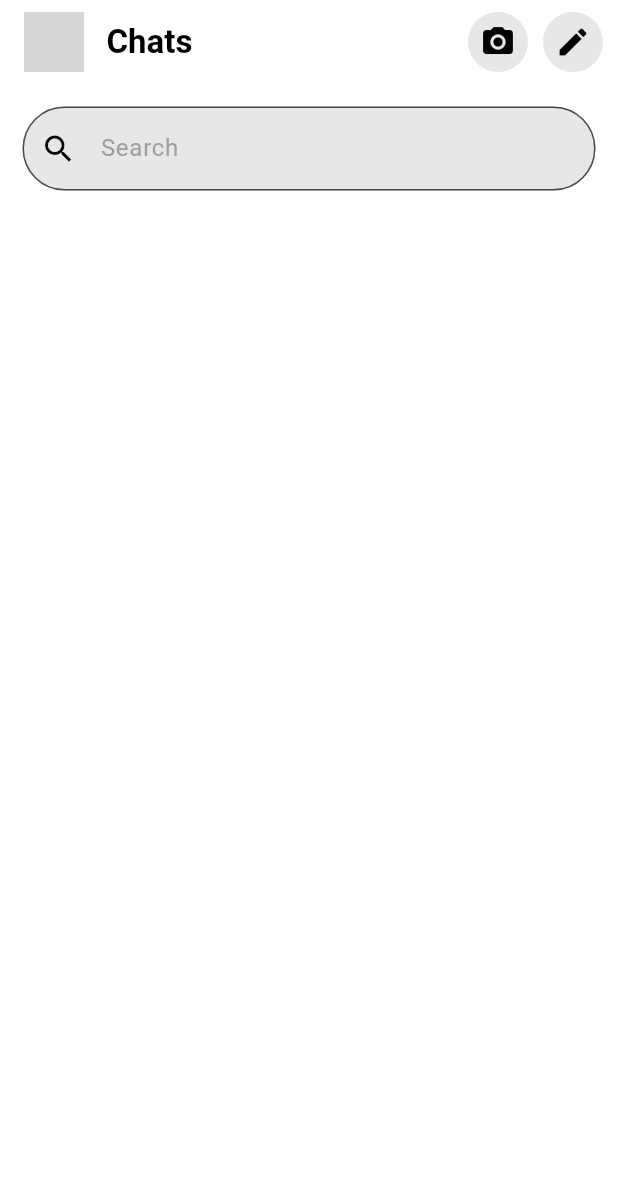
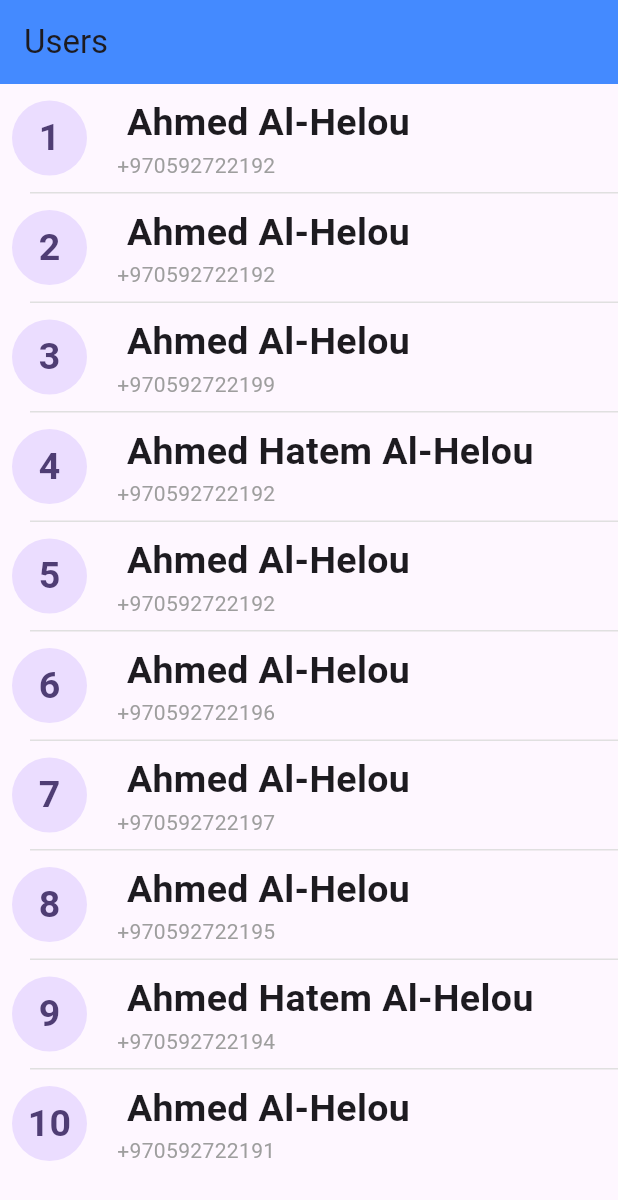
Before and after one commit to AhmedAlHelou5/messenger_design, a Flutter app: the screen it shows after launch, on a phone screen of 412 x 824 dp. Shown: the top 1200 px of the screen. Run offline on Flutter 3.47's test engine with Material 2 defaults, Android fonts, the phone set to English and light mode, and no system bars; grey boxes are pictures that could not be loaded.

Commit message:
user screen and model

```diff
--- a/lib/main.dart
+++ b/lib/main.dart
@@ -1,5 +1,6 @@
 import 'package:flutter/material.dart';
 import 'package:messenger_design/messenger_screen.dart';
+import 'package:messenger_design/users_screen.dart';
 
 void main() {
   runApp( MyApp());
@@ -13,25 +14,10 @@ class MyApp extends StatelessWidget {
     return MaterialApp(
       debugShowCheckedModeBanner: false,
       theme: ThemeData(
-        // This is the theme of your application.
-        //
-        // TRY THIS: Try running your application with "flutter run". You'll see
-        // the application has a blue toolbar. Then, without quitting the app,
-        // try changing the seedColor in the colorScheme below to Colors.green
-        // and then invoke "hot reload" (save your changes or press the "hot
-        // reload" button in a Flutter-supported IDE, or press "r" if you used
-        // the command line to start the app).
-        //
-        // Notice that the counter didn't reset back to zero; the application
-        // state is not lost during the reload. To reset the state, use hot
-        // restart instead.
-        //
-        // This works for code too, not just values: Most code changes can be
-        // tested with just a hot reload.
         colorScheme: ColorScheme.fromSeed(seedColor: Colors.deepPurple),
         useMaterial3: true,
       ),
-      home:  MessengerScreen(),
+      home:  UsersScreen(),
     );
   }
 }
--- /dev/null
+++ b/lib/model/user_model.dart
@@ -0,0 +1,8 @@
+ class UserModel{
+  final int? id;
+  final String? name;
+  final String? phone;
+
+  UserModel({ required this.id, required this.name,required this.phone});
+
+}
--- /dev/null
+++ b/lib/users_screen.dart
@@ -0,0 +1,75 @@
+import 'package:flutter/material.dart';
+
+import 'model/user_model.dart';
+
+class UsersScreen extends StatelessWidget {
+
+  List<UserModel> users =[
+    UserModel(id: 1, name: 'Ahmed Al-Helou', phone: '+970592722192'),
+    UserModel(id: 2, name: 'Ahmed Al-Helou', phone: '+970592722192'),
+    UserModel(id: 3, name: 'Ahmed Al-Helou', phone: '+970592722199'),
+    UserModel(id: 4, name: 'Ahmed Hatem Al-Helou', phone: '+970592722192'),
+    UserModel(id: 5, name: 'Ahmed Al-Helou', phone: '+970592722192'),
+    UserModel(id: 6, name: 'Ahmed Al-Helou', phone: '+970592722196'),
+    UserModel(id: 7, name: 'Ahmed Al-Helou', phone: '+970592722197'),
+    UserModel(id: 8, name: 'Ahmed Al-Helou', phone: '+970592722195'),
+    UserModel(id: 9, name: 'Ahmed Hatem Al-Helou', phone: '+970592722194'),
+    UserModel(id: 10, name: 'Ahmed Al-Helou', phone: '+970592722191'),
+  ];
+
+  @override
+  Widget build(BuildContext context) {
+    return Scaffold(
+      appBar: AppBar(
+        backgroundColor: Colors.blueAccent,
+        title: const Text('Users'),
+      ),
+      body: ListView.separated(
+          itemBuilder: (context,index)=>buildUserItem(users[index]),
+          separatorBuilder: (context,index)=>Padding(
+            padding: EdgeInsetsDirectional.only(start: 20),
+            child: Container(
+              width: double.infinity,
+              height: 1.0,
+              color: Colors.grey[300],
+            ),
+          ),
+          itemCount: users.length),
+    );
+  }
+
+  Widget buildUserItem(UserModel user)=> Padding(
+      padding: EdgeInsets.all(8.0),
+      child: Row(
+        children: [
+          CircleAvatar(
+            radius: 25,
+            child: Text(
+              '${user.id}',
+              style: TextStyle(fontSize: 25, fontWeight: FontWeight.bold),
+            ),
+          ),
+        const  SizedBox(
+            width: 20,
+          ),
+          Column(
+            mainAxisSize: MainAxisSize.min,
+            crossAxisAlignment: CrossAxisAlignment.start,
+            children: [
+              Text(
+               ' ${user.name}',
+                style: TextStyle(fontSize: 25, fontWeight: FontWeight.bold),
+              ),
+              Text(
+                '${user.phone}',
+                style: TextStyle(
+                  color: Colors.grey,
+                ),
+              ),
+            ],
+          ),
+        ],
+      ),
+    );
+
+}
```
Also changed, not shown: lib/messenger_screen.dart (+161 -20 lines).
